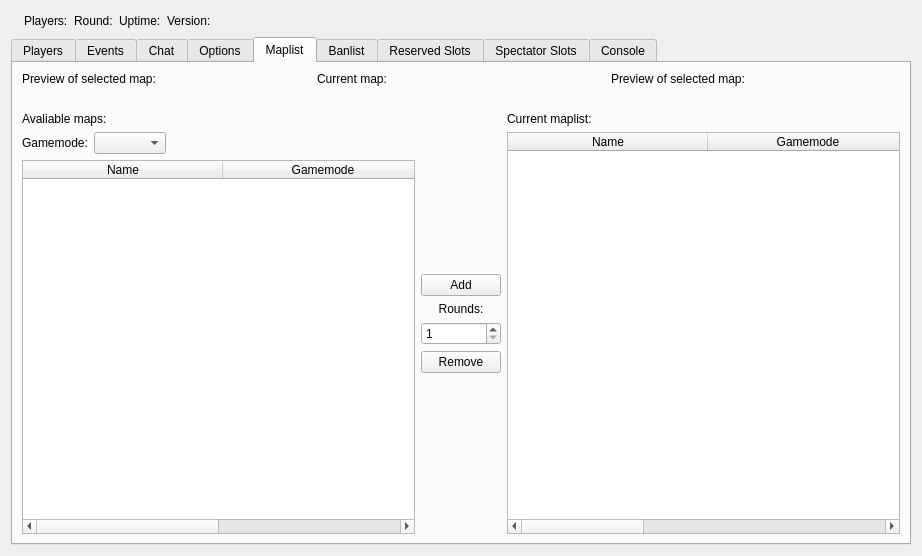
First picture: the form in Client/bf4/BF4Widget.ui, repository OpenRcon/OpenRcon, before the edit.
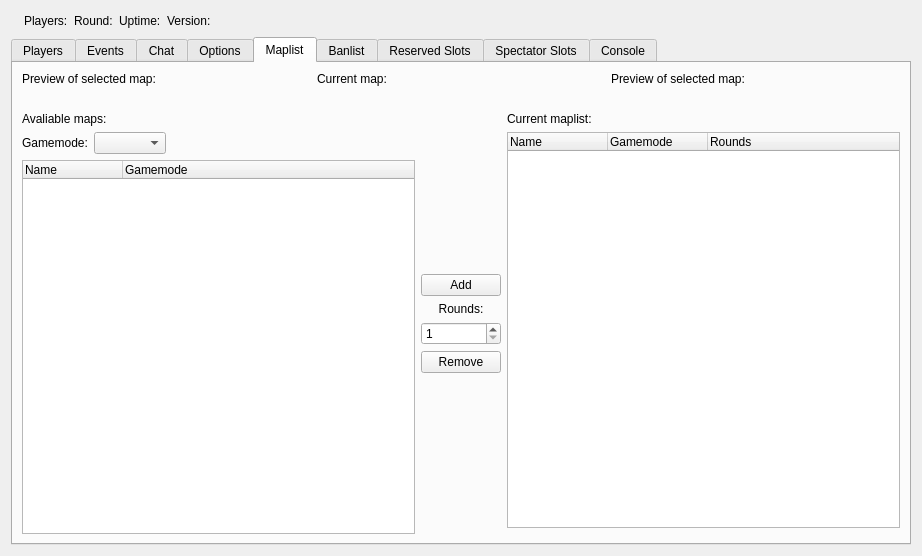
Second picture: the form after the edit. The open tabs and pages were chosen to show the change. Icons and pictures are not drawn.

Commit message: (BF4) Replaced QTableWidget with more appropriate QTreeWidget in Maplist tab.

```diff
--- a/Client/bf4/BF4Widget.ui
+++ b/Client/bf4/BF4Widget.ui
@@ -75,7 +75,7 @@
       <string notr="true"/>
      </property>
      <property name="currentIndex">
-      <number>2</number>
+      <number>4</number>
      </property>
      <property name="documentMode">
       <bool>false</bool>
@@ -631,142 +631,6 @@
          </item>
         </layout>
        </item>
-       <item row="2" column="2">
-        <widget class="QTableWidget" name="tableWidget_ml_current">
-         <property name="editTriggers">
-          <set>QAbstractItemView::NoEditTriggers</set>
-         </property>
-         <property name="showDropIndicator" stdset="0">
-          <bool>false</bool>
-         </property>
-         <property name="selectionMode">
-          <enum>QAbstractItemView::MultiSelection</enum>
-         </property>
-         <property name="selectionBehavior">
-          <enum>QAbstractItemView::SelectRows</enum>
-         </property>
-         <property name="showGrid">
-          <bool>false</bool>
-         </property>
-         <property name="rowCount">
-          <number>0</number>
-         </property>
-         <property name="columnCount">
-          <number>3</number>
-         </property>
-         <attribute name="horizontalHeaderDefaultSectionSize">
-          <number>200</number>
-         </attribute>
-         <attribute name="horizontalHeaderHighlightSections">
-          <bool>false</bool>
-         </attribute>
-         <attribute name="horizontalHeaderStretchLastSection">
-          <bool>true</bool>
-         </attribute>
-         <attribute name="verticalHeaderVisible">
-          <bool>false</bool>
-         </attribute>
-         <attribute name="verticalHeaderDefaultSectionSize">
-          <number>17</number>
-         </attribute>
-         <attribute name="verticalHeaderHighlightSections">
-          <bool>false</bool>
-         </attribute>
-         <column>
-          <property name="text">
-           <string>Name</string>
-          </property>
-         </column>
-         <column>
-          <property name="text">
-           <string>Gamemode</string>
-          </property>
-         </column>
-         <column>
-          <property name="text">
-           <string>Rounds</string>
-          </property>
-         </column>
-        </widget>
-       </item>
-       <item row="2" column="0">
-        <layout class="QVBoxLayout" name="verticalLayout_2">
-         <item>
-          <layout class="QHBoxLayout" name="horizontalLayout_5">
-           <item>
-            <widget class="QLabel" name="label_ml_gameMode">
-             <property name="text">
-              <string>Gamemode:</string>
-             </property>
-            </widget>
-           </item>
-           <item>
-            <widget class="QComboBox" name="comboBox_ml_gameMode"/>
-           </item>
-           <item>
-            <spacer name="horizontalSpacer">
-             <property name="orientation">
-              <enum>Qt::Horizontal</enum>
-             </property>
-             <property name="sizeHint" stdset="0">
-              <size>
-               <width>40</width>
-               <height>20</height>
-              </size>
-             </property>
-            </spacer>
-           </item>
-          </layout>
-         </item>
-         <item>
-          <widget class="QTableWidget" name="tableWidget_ml_avaliable">
-           <property name="editTriggers">
-            <set>QAbstractItemView::NoEditTriggers</set>
-           </property>
-           <property name="selectionMode">
-            <enum>QAbstractItemView::MultiSelection</enum>
-           </property>
-           <property name="selectionBehavior">
-            <enum>QAbstractItemView::SelectRows</enum>
-           </property>
-           <property name="showGrid">
-            <bool>false</bool>
-           </property>
-           <attribute name="horizontalHeaderDefaultSectionSize">
-            <number>200</number>
-           </attribute>
-           <attribute name="horizontalHeaderHighlightSections">
-            <bool>false</bool>
-           </attribute>
-           <attribute name="horizontalHeaderStretchLastSection">
-            <bool>true</bool>
-           </attribute>
-           <attribute name="verticalHeaderVisible">
-            <bool>false</bool>
-           </attribute>
-           <attribute name="verticalHeaderDefaultSectionSize">
-            <number>17</number>
-           </attribute>
-           <attribute name="verticalHeaderHighlightSections">
-            <bool>false</bool>
-           </attribute>
-           <attribute name="verticalHeaderMinimumSectionSize">
-            <number>17</number>
-           </attribute>
-           <column>
-            <property name="text">
-             <string>Name</string>
-            </property>
-           </column>
-           <column>
-            <property name="text">
-             <string>Gamemode</string>
-            </property>
-           </column>
-          </widget>
-         </item>
-        </layout>
-       </item>
        <item row="1" column="2">
         <widget class="QLabel" name="label_ml_currentMaps">
          <property name="text">
@@ -774,7 +638,7 @@
          </property>
         </widget>
        </item>
-       <item row="1" column="1" rowspan="2">
+       <item row="1" column="1" rowspan="3">
         <layout class="QVBoxLayout" name="verticalLayout_5">
          <item>
           <spacer name="verticalSpacer">
@@ -842,6 +706,76 @@
          </property>
         </widget>
        </item>
+       <item row="2" column="2">
+        <widget class="QTreeWidget" name="treeWidget_ml_current">
+         <property name="contextMenuPolicy">
+          <enum>Qt::CustomContextMenu</enum>
+         </property>
+         <column>
+          <property name="text">
+           <string>Name</string>
+          </property>
+         </column>
+         <column>
+          <property name="text">
+           <string>Gamemode</string>
+          </property>
+         </column>
+         <column>
+          <property name="text">
+           <string>Rounds</string>
+          </property>
+         </column>
+        </widget>
+       </item>
+       <item row="2" column="0" rowspan="2">
+        <layout class="QVBoxLayout" name="verticalLayout_2">
+         <item>
+          <layout class="QHBoxLayout" name="horizontalLayout_5">
+           <item>
+            <widget class="QLabel" name="label_ml_gameMode">
+             <property name="text">
+              <string>Gamemode:</string>
+             </property>
+            </widget>
+           </item>
+           <item>
+            <widget class="QComboBox" name="comboBox_ml_gameMode"/>
+           </item>
+           <item>
+            <spacer name="horizontalSpacer">
+             <property name="orientation">
+              <enum>Qt::Horizontal</enum>
+             </property>
+             <property name="sizeHint" stdset="0">
+              <size>
+               <width>40</width>
+               <height>20</height>
+              </size>
+             </property>
+            </spacer>
+           </item>
+          </layout>
+         </item>
+         <item>
+          <widget class="QTreeWidget" name="treeWidget_ml_avaliable">
+           <property name="contextMenuPolicy">
+            <enum>Qt::CustomContextMenu</enum>
+           </property>
+           <column>
+            <property name="text">
+             <string>Name</string>
+            </property>
+           </column>
+           <column>
+            <property name="text">
+             <string>Gamemode</string>
+            </property>
+           </column>
+          </widget>
+         </item>
+        </layout>
+       </item>
       </layout>
      </widget>
      <widget class="QWidget" name="tab_bl">
```
The commit also changes 2 other files.
